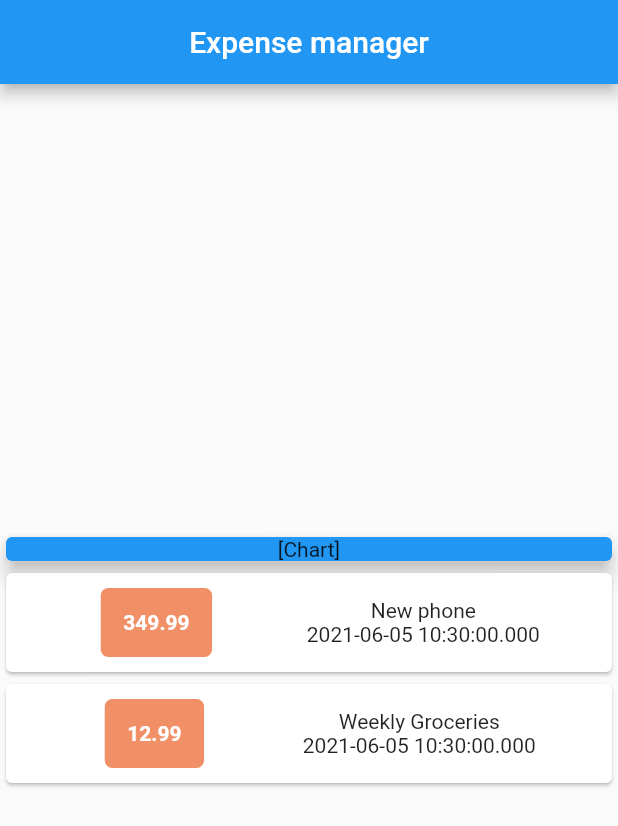
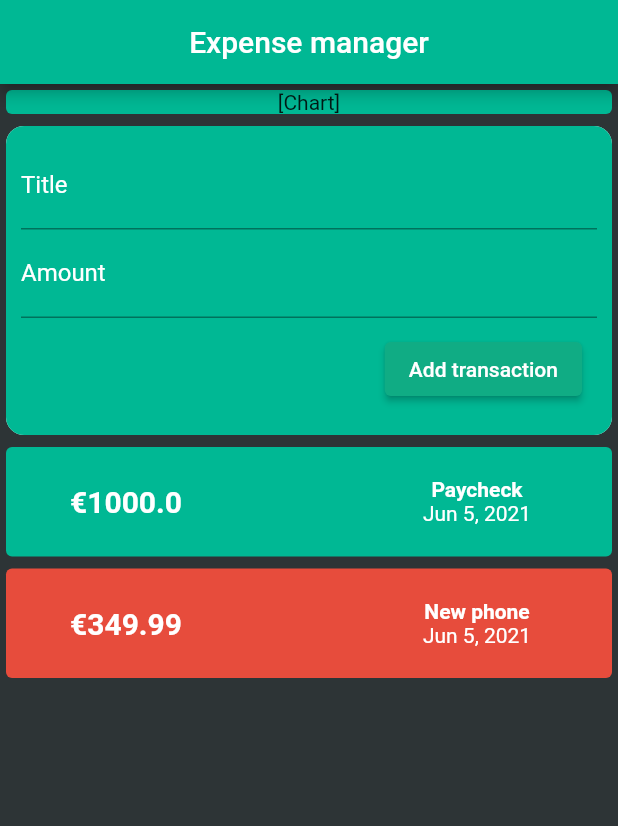
Before and after one commit to tomislavmiksik/flutter-complete-guide, a Flutter app: the screen it shows after launch, on a phone screen of 412 x 824 dp. Shown: the top 826 px of the screen. Run offline on Flutter 3.47's test engine with Material 2 defaults, Android fonts, the phone set to English and light mode, and no system bars.

Commit message:
separating widget tree to optimise changing states added user transaction input

```diff
--- a/personal_expenses_app/lib/main.dart
+++ b/personal_expenses_app/lib/main.dart
@@ -1,81 +1,38 @@
 import 'package:flutter/material.dart';
-import './transaction.dart';
+import './widgets/userTransaction.dart';
 
 void main() {
   runApp(MyApp());
 }
 
-class MyApp extends StatefulWidget {
-  @override
-  State<StatefulWidget> createState() {
-    return _MyAppState();
-  }
-}
-
-@override
-State<StatefulWidget> createState() {
-  throw UnimplementedError();
-}
-
-class _MyAppState extends State<MyApp> {
-  final List<Transaction> transactions = [
-    Transaction(
-        id: 't1', title: 'New phone', amount: 349.99, date: DateTime.now()),
-    Transaction(
-        id: 't2',
-        title: 'Weekly Groceries',
-        amount: 12.99,
-        date: DateTime.now()),
-  ];
-
+class MyApp extends StatelessWidget {
   @override
   Widget build(BuildContext context) {
+    //String amountInput;
     return MaterialApp(
       home: Scaffold(
+        backgroundColor: Color(0xFF2d3436),
         appBar: AppBar(
+          backgroundColor: Color(0xFF00b894),
           title: Text('Expense manager'),
           centerTitle: true,
         ),
         body: Column(
-          mainAxisAlignment: MainAxisAlignment.center,
+          mainAxisAlignment: MainAxisAlignment.start,
           crossAxisAlignment: CrossAxisAlignment.center,
           children: <Widget>[
             Container(
               width: double.infinity,
               child: Card(
-                color: Colors.blue,
-                child: Container(child: Text('[Chart]'), alignment: Alignment.center,),
-                elevation: 5,
+                color: Color(0xFF00b894),
+                child: Container(
+                  child: Text('[Chart]'),
+                  alignment: Alignment.center,
+                ),
+                elevation: 0,
               ),
             ),
-            Column(
-              children: transactions.map((tx) {
-                return Card(
-                    child: Row(
-                      mainAxisAlignment: MainAxisAlignment.spaceEvenly,
-                  children: <Widget>[
-                    Container(
-                      margin:
-                          EdgeInsets.symmetric(vertical: 10, horizontal: 15),
-                      decoration: BoxDecoration(
-                          color: Color(0xFFf19066),
-                          borderRadius: BorderRadius.circular(5)),
-                      padding: EdgeInsets.all(15),
-                      child: Text(
-                        tx.amount.toString(),
-                        style: TextStyle(fontWeight: FontWeight.bold, color: Colors.white),
-                      ),
-                    ),
-                    Column(
-                      children: <Widget>[
-                        Text(tx.title),
-                        Text(tx.date.toString()),
-                      ],
-                    )
-                  ],
-                ));
-              }).toList(),
-            ),
+            UserTransaction(),
           ],
         ),
       ),
--- a/personal_expenses_app/lib/transaction.dart
+++ b/personal_expenses_app/lib/models/transaction.dart
@@ -1,14 +1,16 @@
 import 'package:flutter/material.dart';
 
-class Transaction {
+class Transaction  {
   final String id;
   final String title;
   final double amount;
   final DateTime date;
+  final bool transaction;
 
   Transaction(
       {@required this.id,
       @required this.title,
       @required this.amount,
-      @required this.date});
+      @required this.date,
+      @required this.transaction});
 }
--- /dev/null
+++ b/personal_expenses_app/lib/widgets/newTransaction.dart
@@ -0,0 +1,69 @@
+import 'package:flutter/material.dart';
+
+class NewTransaction extends StatelessWidget {
+  final Function _addNewTx;
+  NewTransaction(this._addNewTx);
+
+
+  @override
+  Widget build(BuildContext context) {
+    final titleController = TextEditingController();
+    final amountController = TextEditingController();
+    return Card(
+        elevation: 0,
+        shape: RoundedRectangleBorder(
+          borderRadius: BorderRadius.circular(12.0),
+        ),
+        child: Container(
+          decoration: BoxDecoration(
+            borderRadius: BorderRadius.circular(12),
+            color: Color(0xFF00b894),
+          ),
+          //color: Color(0xFF00b894),
+          padding: EdgeInsets.all(10),
+
+          child: Column(
+            crossAxisAlignment: CrossAxisAlignment.end,
+            children: [
+              TextField(
+                decoration: InputDecoration(
+                  labelText: 'Title',
+                  labelStyle: TextStyle(color: Colors.white),
+                  focusedBorder: UnderlineInputBorder(
+                    borderSide: BorderSide(
+                      color: Colors.white,
+                    ),
+                  ),
+                  hoverColor: Colors.white,
+                ),
+                controller: titleController,
+                style: TextStyle(color: Colors.white),
+              ),
+              TextField(
+                decoration: InputDecoration(
+                  labelText: 'Amount',
+                  labelStyle: TextStyle(color: Colors.white),
+                  prefixText: '€',
+                  prefixStyle:
+                  TextStyle(color: Colors.white, fontSize: 16),
+                ),
+                controller: amountController,
+                keyboardType: TextInputType.number,
+                style: TextStyle(color: Colors.white),
+              ),
+              Container(
+                margin: EdgeInsets.all(10),
+                child: ElevatedButton(
+                  style: ElevatedButton.styleFrom(
+                    primary: Color(0xff10ac84),
+                  ),
+                  child: Text('Add transaction',
+                      style: TextStyle(color: Colors.white)),
+                  onPressed: () => _addNewTx(titleController.text, double.parse(amountController.text)),
+                ),
+              )
+            ],
+          ),
+        ));
+  }
+}
--- /dev/null
+++ b/personal_expenses_app/lib/widgets/transactionList.dart
@@ -0,0 +1,65 @@
+import 'package:flutter/material.dart';
+import 'package:intl/intl.dart';
+import '../models/transaction.dart';
+
+class TransactionList extends StatelessWidget {
+  Color getColor(bool transaction) {
+    if (transaction == false) {
+      return Color(0xFFe74c3c);
+    } else {
+      return Color(0xFF00b894);
+    }
+  }
+  final List<Transaction> _userTransactions;
+  TransactionList(this._userTransactions);
+
+  @override
+  Widget build(BuildContext context) {
+    return Container(
+      child: Column(
+        children: _userTransactions.reversed.map((tx) {
+          return Card(
+              color: getColor(tx.transaction),
+              elevation: 0,
+              child: Row(
+                mainAxisAlignment: MainAxisAlignment.spaceBetween,
+                children: <Widget>[
+                  Container(
+                    margin: EdgeInsets.symmetric(vertical: 10, horizontal: 15),
+                    width: 130,
+                    alignment: AlignmentDirectional.center,
+                    decoration: BoxDecoration(
+                      borderRadius: BorderRadius.circular(12),
+                    ),
+                    padding: EdgeInsets.all(15),
+                    child: Text(
+                      '€${tx.amount.toString()}',
+                      style: TextStyle(
+                          fontWeight: FontWeight.bold,
+                          color: Colors.white,
+                          fontSize: 20),
+                    ),
+                  ),
+                  Container(
+                    margin: EdgeInsets.symmetric(vertical: 10, horizontal: 15),
+                    alignment: AlignmentDirectional.center,
+                    width: 150,
+                    child: Column(
+                      children: <Widget>[
+                        Text(
+                          tx.title,
+                          style: TextStyle(
+                              fontWeight: FontWeight.bold, color: Colors.white),
+                        ),
+                        Text(DateFormat.yMMMd().format(tx.date),
+                            style: TextStyle(color: Colors.white)),
+                      ],
+                    ),
+                  )
+                ],
+              ));
+        }).toList(),
+      ),
+    );
+  }
+}
--- /dev/null
+++ b/personal_expenses_app/lib/widgets/userTransaction.dart
@@ -0,0 +1,48 @@
+import 'package:flutter/material.dart';
+import 'transactionList.dart';
+import 'newTransaction.dart';
+import '../models/transaction.dart';
+
+class UserTransaction extends StatefulWidget {
+  @override
+  _State createState() => _State();
+}
+
+class _State extends State<UserTransaction> {
+  final List<Transaction> _userTransactions = [
+    Transaction(
+        id: 't1',
+        title: 'New phone',
+        amount: 349.99,
+        date: DateTime.now(),
+        transaction: false),
+    Transaction(
+        id: 't2',
+        title: 'Paycheck',
+        amount: 1000.00,
+        date: DateTime.now(),
+        transaction: true),
+  ];
+
+  @override
+  Widget build(BuildContext context) {
+    void _addNewTransaction(String title, double amount) {
+      final Transaction newTransaction = Transaction(
+          id: DateTime.now().toString(),
+          title: title,
+          amount: amount,
+          date: DateTime.now(),
+          transaction: true);
+      setState(() {
+        _userTransactions.add(newTransaction);
+      });
+    }
+
+    return Column(
+      children: [
+        NewTransaction(_addNewTransaction),
+        TransactionList(_userTransactions),
+      ],
+    );
+  }
+}
--- a/personal_expenses_app/pubspec.yaml
+++ b/personal_expenses_app/pubspec.yaml
@@ -23,6 +23,7 @@ environment:
 dependencies:
   flutter:
     sdk: flutter
+  intl: ^0.15.7
 
 
   # The following adds the Cupertino Icons font to your application.
```
Also changed, not shown: personal_expenses_app/pubspec.lock.
